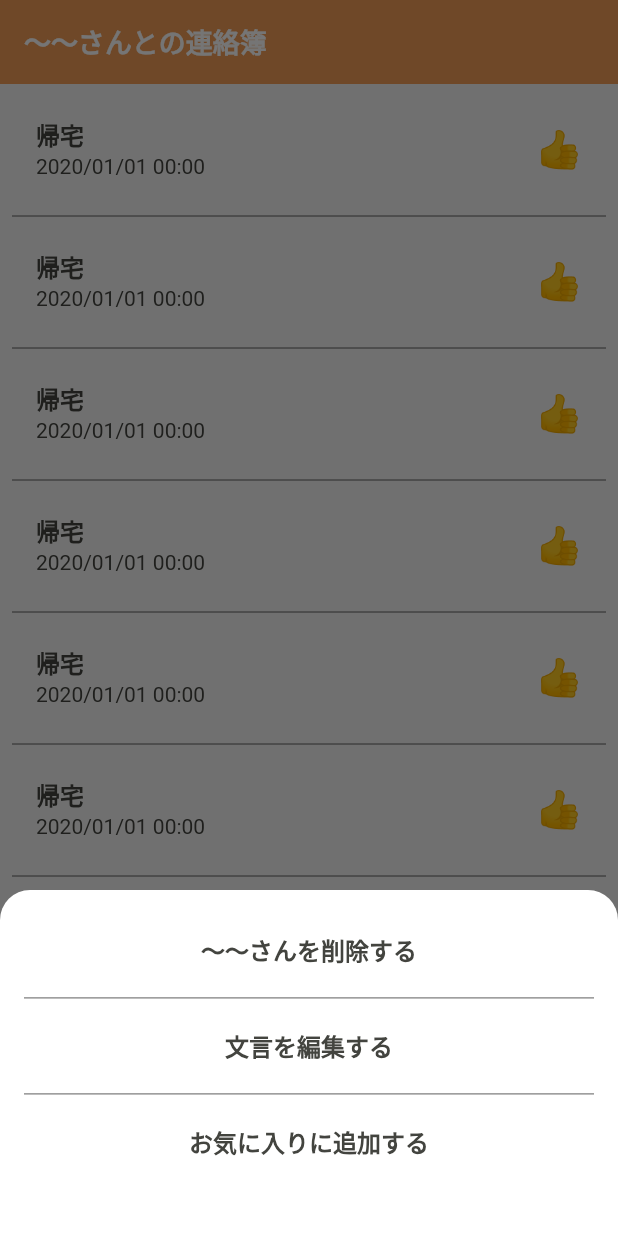
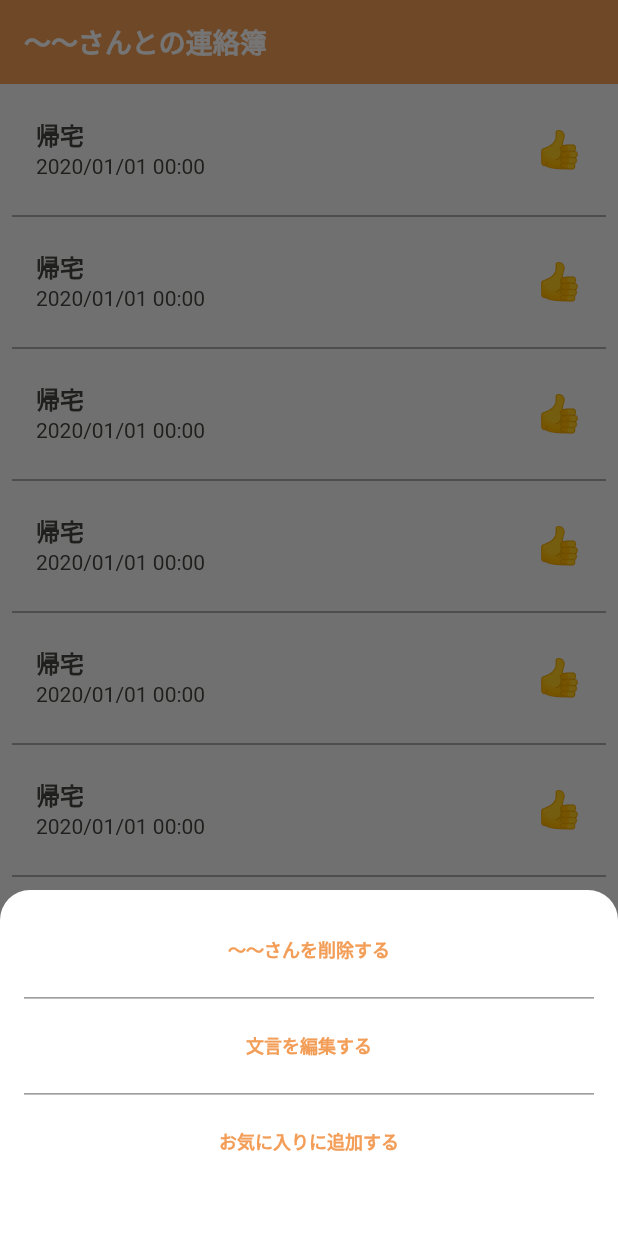
Before and after one commit to mine2424/going_home_app, a Flutter app: the ContactHistoryPage screen opened by its route, after a tap on the "contact page" icon, on a phone screen of 412 x 824 dp. Run offline on Flutter 3.47's test engine with Material 2 defaults, Android fonts, the light colour scheme and no system bars; our stand-ins replace cloud_firestore, firebase_auth, firebase_core, firebase_messaging, firebase_storage, flutter_signin_button and 7 more; missing offline and left inert: flutter_config, flutter_share; accounts and stored records are empty; generated files the repository leaves out were written again.

Commit message:
refactor: use defaulttextstyle

```diff
--- a/lib/widgets/modal/modal_bottom_sheet.dart
+++ b/lib/widgets/modal/modal_bottom_sheet.dart
@@ -20,7 +20,9 @@ class ModalBottomSheet extends StatelessWidget {
 
   @override
   Widget build(BuildContext context) {
-    return SizedBox(
+    return DefaultTextStyle(
+      style: Theme.of(context).textTheme.subtitle1!,
+      child: SizedBox(
         height: MediaQuery.of(context).size.height * 0.28,
         child: Padding(
           padding: EdgeInsets.symmetric(horizontal: Consts.space4x(4)),
@@ -30,25 +32,22 @@ class ModalBottomSheet extends StatelessWidget {
             children: [
               SizedBox(height: Consts.space4x(4)),
               TextButton(
-              child: Text(
+                child: const Text(
                   '〜〜さんを削除する',
-                style: Theme.of(context).textTheme.subtitle1,
                 ),
                 onPressed: () {},
               ),
               const Divider(color: kDarkGray),
               TextButton(
-              child: Text(
+                child: const Text(
                   '文言を編集する',
-                style: Theme.of(context).textTheme.subtitle1,
                 ),
                 onPressed: () {},
               ),
               const Divider(color: kDarkGray),
               TextButton(
-              child: Text(
+                child: const Text(
                   'お気に入りに追加する',
-                style: Theme.of(context).textTheme.subtitle1,
                 ),
                 onPressed: () {},
               ),
@@ -56,6 +55,7 @@ class ModalBottomSheet extends StatelessWidget {
             ],
           ),
         ),
+      ),
     );
   }
 }
```
Lines whose indentation alone changed are shown as unchanged.
